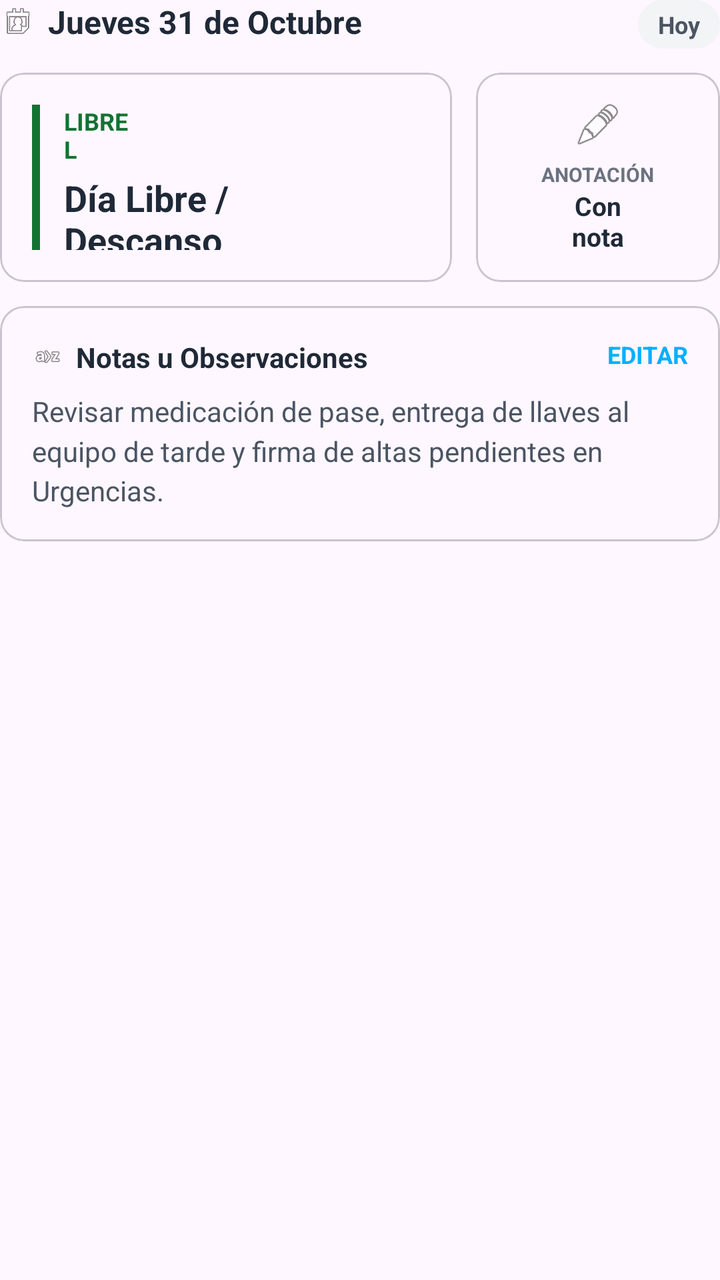
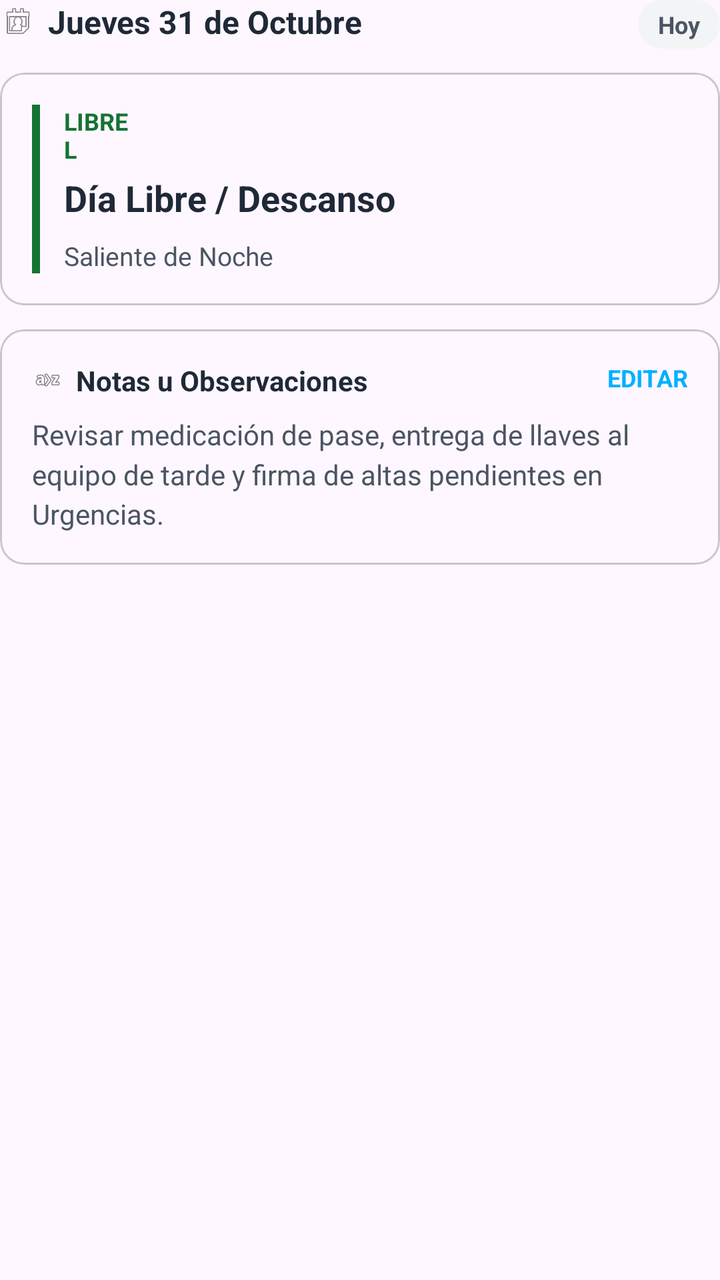

Compare the two renders of this Android layout. The source of the first and the diff that turns it into the second are given below.
<!-- AndroidManifest.xml: application theme Theme.MiTurnoApp -->
<!-- res/layout/layout_day_detail.xml -->
<?xml version="1.0" encoding="utf-8"?>
<LinearLayout xmlns:android="http://schemas.android.com/apk/res/android"
    xmlns:app="http://android.com"
    android:layout_width="match_parent"
    android:layout_height="wrap_content"
    android:orientation="vertical">

    
    <RelativeLayout
        android:layout_width="match_parent"
        android:layout_height="wrap_content"
        android:layout_marginBottom="12dp">

        <LinearLayout
            android:layout_width="wrap_content"
            android:layout_height="wrap_content"
            android:orientation="horizontal"
            android:gravity="center_vertical">

            <ImageView
                android:layout_width="18dp"
                android:layout_height="18dp"
                android:src="@android:drawable/ic_menu_my_calendar"
                app:tint="#1E3A8A" />

            <TextView
                android:id="@+id/tvSelectedDateTitle"
                android:layout_width="wrap_content"
                android:layout_height="wrap_content"
                android:layout_marginStart="6dp"
                android:text="Jueves 31 de Octubre"
                android:textColor="#1F2937"
                android:textSize="16sp"
                android:textStyle="bold" />
        </LinearLayout>

        <TextView
            android:layout_width="wrap_content"
            android:layout_height="wrap_content"
            android:layout_alignParentEnd="true"
            android:background="@android:drawable/toast_frame"
            android:backgroundTint="#F3F4F6"
            android:paddingHorizontal="10dp"
            android:paddingVertical="4dp"
            android:text="Hoy"
            android:textColor="#4B5563"
            android:textSize="12sp"
            android:textStyle="bold" />
    </RelativeLayout>

    
    <LinearLayout
        android:layout_width="match_parent"
        android:layout_height="wrap_content"
        android:orientation="horizontal"
        android:baselineAligned="false"
        android:weightSum="10">

        
        <com.google.android.material.card.MaterialCardView
            android:layout_width="0dp"
            android:layout_height="match_parent"
            android:layout_weight="6.5"
            android:layout_marginEnd="6dp"
            app:cardCornerRadius="16dp"
            app:cardElevation="0dp"
            app:cardBackgroundColor="#E6F4EA"
            app:strokeWidth="0dp">

            <LinearLayout
                android:layout_width="match_parent"
                android:layout_height="wrap_content"
                android:orientation="horizontal"
                android:padding="16dp">

                
                <View
                    android:layout_width="4dp"
                    android:layout_height="match_parent"
                    android:background="#137333" />

                <LinearLayout
                    android:layout_width="match_parent"
                    android:layout_height="wrap_content"
                    android:orientation="vertical"
                    android:layout_marginStart="12dp">

                    <TextView
                        android:layout_width="wrap_content"
                        android:layout_height="wrap_content"
                        android:text="LIBRE\nL"
                        android:textColor="#137333"
                        android:textSize="12sp"
                        android:textStyle="bold" />

                    <TextView
                        android:layout_width="wrap_content"
                        android:layout_height="wrap_content"
                        android:layout_marginTop="4dp"
                        android:text="Día Libre /\nDescanso"
                        android:textColor="#1F2937"
                        android:textSize="18sp"
                        android:textStyle="bold" />

                    <TextView
                        android:layout_width="wrap_content"
                        android:layout_height="wrap_content"
                        android:layout_marginTop="8dp"
                        android:text="Saliente de Noche"
                        android:textColor="#4B5563"
                        android:textSize="13sp" />
                </LinearLayout>
            </LinearLayout>
        </com.google.android.material.card.MaterialCardView>

        
        <com.google.android.material.card.MaterialCardView
            android:layout_width="0dp"
            android:layout_height="wrap_content"
            android:layout_weight="3.5"
            android:layout_marginStart="6dp"
            app:cardCornerRadius="16dp"
            app:cardElevation="0dp"
            app:cardBackgroundColor="#F3F4F6"
            app:strokeWidth="0dp">

            <LinearLayout
                android:layout_width="match_parent"
                android:layout_height="wrap_content"
                android:orientation="vertical"
                android:padding="14dp"
                android:gravity="center">

                <ImageView
                    android:layout_width="24dp"
                    android:layout_height="24dp"
                    android:src="@android:drawable/ic_menu_edit"
                    app:tint="#4B5563" />

                <TextView
                    android:layout_width="wrap_content"
                    android:layout_height="wrap_content"
                    android:layout_marginTop="6dp"
                    android:text="ANOTACIÓN"
                    android:textColor="#6B7280"
                    android:textSize="10sp"
                    android:textStyle="bold" />

                <TextView
                    android:layout_width="wrap_content"
                    android:layout_height="wrap_content"
                    android:text="Con\nnota"
                    android:textColor="#1F2937"
                    android:textSize="13sp"
                    android:textStyle="bold"
                    android:gravity="center" />
            </LinearLayout>
        </com.google.android.material.card.MaterialCardView>
    </LinearLayout>

    
    <com.google.android.material.card.MaterialCardView
        android:layout_width="match_parent"
        android:layout_height="wrap_content"
        android:layout_marginTop="12dp"
        app:cardCornerRadius="16dp"
        app:cardElevation="0dp"
        app:cardBackgroundColor="#F8F9FA"
        app:strokeWidth="1dp"
        app:strokeColor="#E5E7EB">

        <LinearLayout
            android:layout_width="match_parent"
            android:layout_height="wrap_content"
            android:orientation="vertical"
            android:padding="16dp">

            <RelativeLayout
                android:layout_width="match_parent"
                android:layout_height="wrap_content"
                android:layout_marginBottom="8dp">

                <LinearLayout
                    android:layout_width="wrap_content"
                    android:layout_height="wrap_content"
                    android:orientation="horizontal"
                    android:gravity="center_vertical">

                    <ImageView
                        android:layout_width="16dp"
                        android:layout_height="16dp"
                        android:src="@android:drawable/ic_menu_sort_alphabetically"
                        app:tint="#1E3A8A" />

                    <TextView
                        android:layout_width="wrap_content"
                        android:layout_height="wrap_content"
                        android:layout_marginStart="6dp"
                        android:text="Notas u Observaciones"
                        android:textColor="#1F2937"
                        android:textStyle="bold"
                        android:textSize="14sp" />
                </LinearLayout>

                <TextView
                    android:layout_width="wrap_content"
                    android:layout_height="wrap_content"
                    android:layout_alignParentEnd="true"
                    android:text="EDITAR"
                    android:textColor="#00B0FF"
                    android:textStyle="bold"
                    android:textSize="12sp" />
            </RelativeLayout>

            <TextView
                android:id="@+id/tvDayNotes"
                android:layout_width="match_parent"
                android:layout_height="wrap_content"
                android:text="Revisar medicación de pase, entrega de llaves al equipo de tarde y firma de altas pendientes en Urgencias."
                android:textColor="#4B5563"
                android:textSize="14sp"
                android:lineSpacingMultiplier="1.2" />
        </LinearLayout>
    </com.google.android.material.card.MaterialCardView>

</LinearLayout>
<!-- resources referenced by this layout -->
<resources>
  <style name="Theme.MiTurnoApp" parent="Base.Theme.MiTurnoApp" />
  <style name="Base.Theme.MiTurnoApp" parent="Theme.Material3.DayNight.NoActionBar">
          
          
      </style>
</resources>

<!-- the commit's change to res/layout/layout_day_detail.xml (unified diff, before → after) -->
@@ -1,5 +1,6 @@
 <?xml version="1.0" encoding="utf-8"?>
 <LinearLayout xmlns:android="http://schemas.android.com/apk/res/android"
+
     xmlns:app="http://android.com"
     android:layout_width="match_parent"
     android:layout_height="wrap_content"
@@ -14,8 +15,8 @@
         <LinearLayout
             android:layout_width="wrap_content"
             android:layout_height="wrap_content"
-            android:orientation="horizontal"
-            android:gravity="center_vertical">
+            android:gravity="center_vertical"
+            android:orientation="horizontal">
 
             <ImageView
                 android:layout_width="18dp"
@@ -49,125 +50,70 @@
     </RelativeLayout>
 
     
-    <LinearLayout
+    <com.google.android.material.card.MaterialCardView
         android:layout_width="match_parent"
         android:layout_height="wrap_content"
-        android:orientation="horizontal"
-        android:baselineAligned="false"
-        android:weightSum="10">
+        app:cardBackgroundColor="#E6F4EA"
+        app:cardCornerRadius="16dp"
+        app:cardElevation="0dp"
+        app:strokeWidth="0dp">
 
-        
-        <com.google.android.material.card.MaterialCardView
-            android:layout_width="0dp"
-            android:layout_height="match_parent"
-            android:layout_weight="6.5"
-            android:layout_marginEnd="6dp"
-            app:cardCornerRadius="16dp"
-            app:cardElevation="0dp"
-            app:cardBackgroundColor="#E6F4EA"
-            app:strokeWidth="0dp">
+        <LinearLayout
+            android:layout_width="match_parent"
+            android:layout_height="wrap_content"
+            android:orientation="horizontal"
+            android:padding="16dp">
+
+            
+            <View
+                android:layout_width="4dp"
+                android:layout_height="match_parent"
+                android:background="#137333" />
 
             <LinearLayout
                 android:layout_width="match_parent"
                 android:layout_height="wrap_content"
-                android:orientation="horizontal"
-                android:padding="16dp">
-
-                
-                <View
-                    android:layout_width="4dp"
-                    android:layout_height="match_parent"
-                    android:background="#137333" />
-
-                <LinearLayout
-                    android:layout_width="match_parent"
-                    android:layout_height="wrap_content"
-                    android:orientation="vertical"
-                    android:layout_marginStart="12dp">
-
-                    <TextView
-                        android:layout_width="wrap_content"
-                        android:layout_height="wrap_content"
-                        android:text="LIBRE\nL"
-                        android:textColor="#137333"
-                        android:textSize="12sp"
-                        android:textStyle="bold" />
-
-                    <TextView
-                        android:layout_width="wrap_content"
-                        android:layout_height="wrap_content"
-                        android:layout_marginTop="4dp"
-                        android:text="Día Libre /\nDescanso"
-                        android:textColor="#1F2937"
-                        android:textSize="18sp"
-                        android:textStyle="bold" />
-
-                    <TextView
-                        android:layout_width="wrap_content"
-                        android:layout_height="wrap_content"
-                        android:layout_marginTop="8dp"
-                        android:text="Saliente de Noche"
-                        android:textColor="#4B5563"
-                        android:textSize="13sp" />
-                </LinearLayout>
-            </LinearLayout>
-        </com.google.android.material.card.MaterialCardView>
-
-        
-        <com.google.android.material.card.MaterialCardView
-            android:layout_width="0dp"
-            android:layout_height="wrap_content"
-            android:layout_weight="3.5"
-            android:layout_marginStart="6dp"
-            app:cardCornerRadius="16dp"
-            app:cardElevation="0dp"
-            app:cardBackgroundColor="#F3F4F6"
-            app:strokeWidth="0dp">
-
-            <LinearLayout
-                android:layout_width="match_parent"
-                android:layout_height="wrap_content"
-                android:orientation="vertical"
-                android:padding="14dp"
-                android:gravity="center">
-
-                <ImageView
-                    android:layout_width="24dp"
-                    android:layout_height="24dp"
-                    android:src="@android:drawable/ic_menu_edit"
-                    app:tint="#4B5563" />
+                android:layout_marginStart="12dp"
+                android:orientation="vertical">
 
                 <TextView
                     android:layout_width="wrap_content"
                     android:layout_height="wrap_content"
-                    android:layout_marginTop="6dp"
-                    android:text="ANOTACIÓN"
-                    android:textColor="#6B7280"
-                    android:textSize="10sp"
+                    android:text="LIBRE\nL"
+                    android:textColor="#137333"
+                    android:textSize="12sp"
                     android:textStyle="bold" />
 
                 <TextView
                     android:layout_width="wrap_content"
                     android:layout_height="wrap_content"
-                    android:text="Con\nnota"
+                    android:layout_marginTop="4dp"
+                    android:text="Día Libre / Descanso"
                     android:textColor="#1F2937"
-                    android:textSize="13sp"
-                    android:textStyle="bold"
-                    android:gravity="center" />
+                    android:textSize="18sp"
+                    android:textStyle="bold" />
+
+                <TextView
+                    android:layout_width="wrap_content"
+                    android:layout_height="wrap_content"
+                    android:layout_marginTop="8dp"
+                    android:text="Saliente de Noche"
+                    android:textColor="#4B5563"
+                    android:textSize="13sp" />
             </LinearLayout>
-        </com.google.android.material.card.MaterialCardView>
-    </LinearLayout>
+        </LinearLayout>
+    </com.google.android.material.card.MaterialCardView>
 
     
     <com.google.android.material.card.MaterialCardView
         android:layout_width="match_parent"
         android:layout_height="wrap_content"
         android:layout_marginTop="12dp"
+        app:cardBackgroundColor="#F8F9FA"
         app:cardCornerRadius="16dp"
         app:cardElevation="0dp"
-        app:cardBackgroundColor="#F8F9FA"
-        app:strokeWidth="1dp"
-        app:strokeColor="#E5E7EB">
+        app:strokeColor="#E5E7EB"
+        app:strokeWidth="1dp">
 
         <LinearLayout
             android:layout_width="match_parent"
@@ -183,8 +129,8 @@
                 <LinearLayout
                     android:layout_width="wrap_content"
                     android:layout_height="wrap_content"
-                    android:orientation="horizontal"
-                    android:gravity="center_vertical">
+                    android:gravity="center_vertical"
+                    android:orientation="horizontal">
 
                     <ImageView
                         android:layout_width="16dp"
@@ -198,8 +144,8 @@
                         android:layout_marginStart="6dp"
                         android:text="Notas u Observaciones"
                         android:textColor="#1F2937"
-                        android:textStyle="bold"
-                        android:textSize="14sp" />
+                        android:textSize="14sp"
+                        android:textStyle="bold" />
                 </LinearLayout>
 
                 <TextView
@@ -208,18 +154,18 @@
                     android:layout_alignParentEnd="true"
                     android:text="EDITAR"
                     android:textColor="#00B0FF"
-                    android:textStyle="bold"
-                    android:textSize="12sp" />
+                    android:textSize="12sp"
+                    android:textStyle="bold" />
             </RelativeLayout>
 
             <TextView
                 android:id="@+id/tvDayNotes"
                 android:layout_width="match_parent"
                 android:layout_height="wrap_content"
+                android:lineSpacingMultiplier="1.2"
                 android:text="Revisar medicación de pase, entrega de llaves al equipo de tarde y firma de altas pendientes en Urgencias."
                 android:textColor="#4B5563"
-                android:textSize="14sp"
-                android:lineSpacingMultiplier="1.2" />
+                android:textSize="14sp" />
         </LinearLayout>
     </com.google.android.material.card.MaterialCardView>
 
